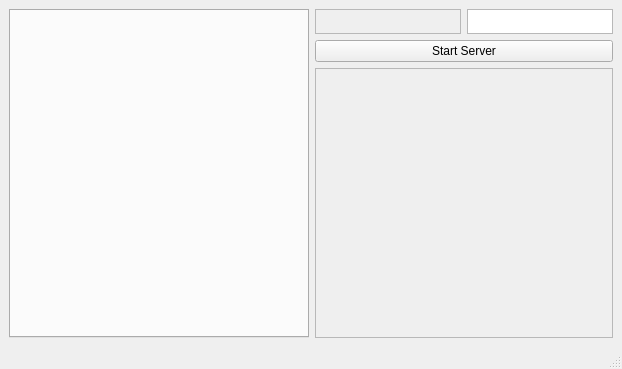
Qt form server/serverwindow.ui (GustavoKatel/computerNetworksAssigment) before a commit.
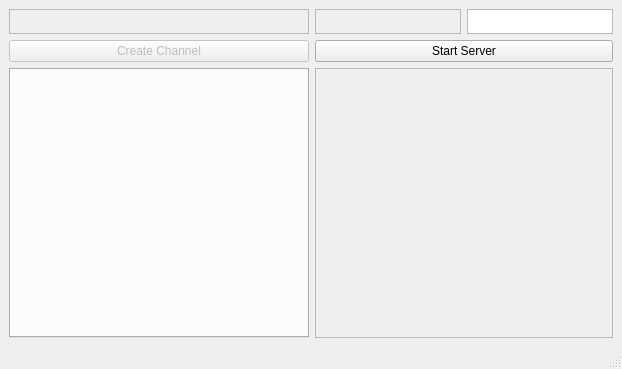
The same form after that commit.

Commit message: Add create channel functionality on ServerWindow

```diff
--- a/server/serverwindow.ui
+++ b/server/serverwindow.ui
@@ -17,6 +17,29 @@
    <layout class="QHBoxLayout" name="horizontalLayout_3">
     <item>
      <layout class="QVBoxLayout" name="verticalLayout_3">
+      <item>
+       <widget class="QTextEdit" name="textEditChannelName">
+        <property name="enabled">
+         <bool>false</bool>
+        </property>
+        <property name="maximumSize">
+         <size>
+          <width>16777215</width>
+          <height>25</height>
+         </size>
+        </property>
+       </widget>
+      </item>
+      <item>
+       <widget class="QPushButton" name="btnCreateChannel">
+        <property name="enabled">
+         <bool>false</bool>
+        </property>
+        <property name="text">
+         <string>Create Channel</string>
+        </property>
+       </widget>
+      </item>
       <item>
        <widget class="QTabWidget" name="tabWidget">
         <property name="minimumSize">
```
The commit also changes 2 other files.
